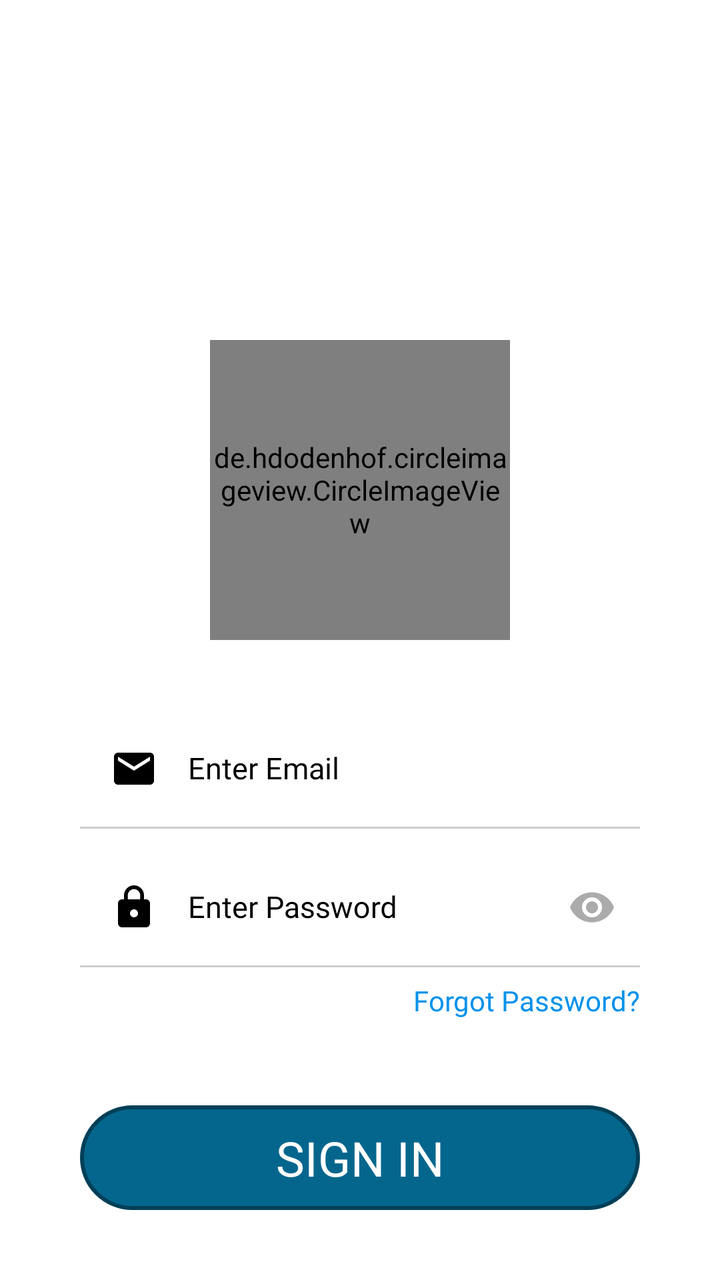
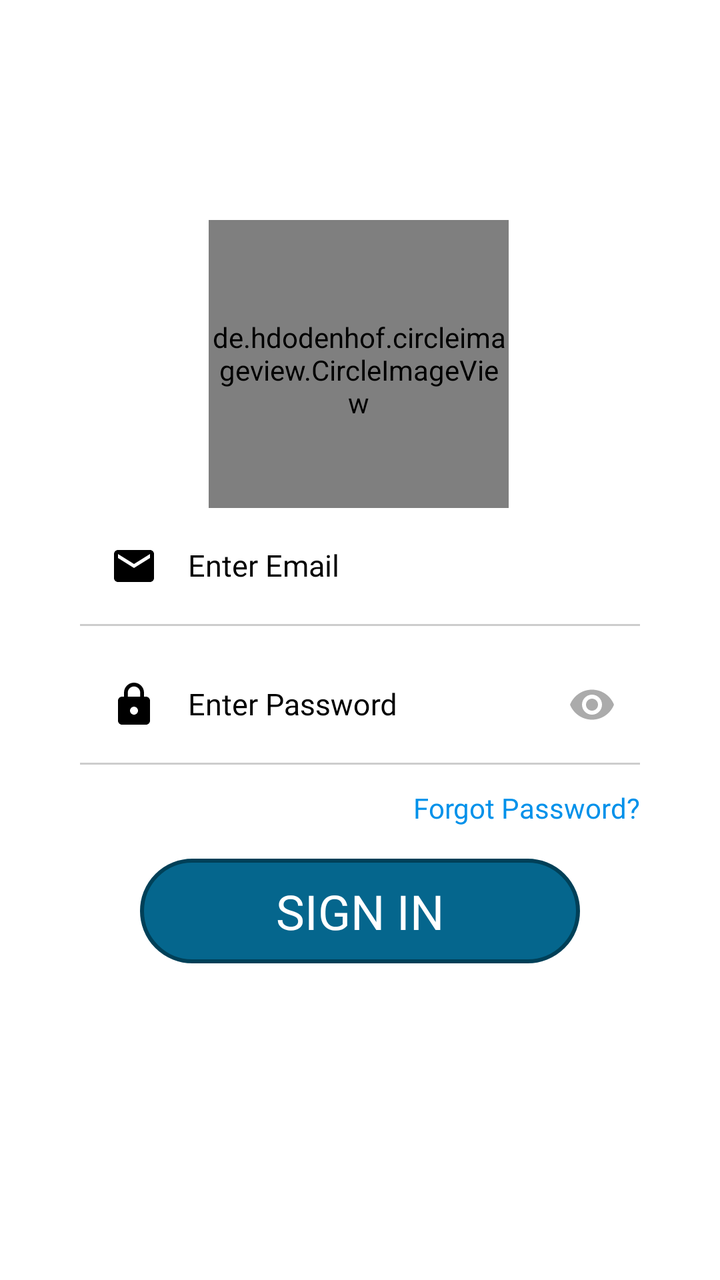

An Android layout rendered at two revisions. The XML below is the earlier revision; the diff shows what the commit changed to produce the second picture.
<!-- AndroidManifest.xml: application theme Theme.Hostelvault -->
<!-- res/layout/activity_login.xml -->
<?xml version="1.0" encoding="utf-8"?>
<androidx.constraintlayout.widget.ConstraintLayout xmlns:android="http://schemas.android.com/apk/res/android"
    xmlns:app="http://schemas.android.com/apk/res-auto"
    xmlns:tools="http://schemas.android.com/tools"
    android:id="@+id/main"
    android:layout_width="match_parent"
    android:layout_height="match_parent"
    android:background="#FFFFFF"
    android:gravity="bottom"
    android:orientation="vertical"
    android:padding="20dp"
    tools:context=".loginActivity">

    
    
    
    
    
    
    

    <de.hdodenhof.circleimageview.CircleImageView
        android:id="@+id/profile_image"
        android:layout_width="150dp"
        android:layout_height="150dp"
        android:layout_marginTop="150dp"
        android:src="@drawable/picsart"
        app:civ_border_color="#FF000000"
        app:civ_border_width="2dp"
        app:layout_constraintEnd_toEndOf="parent"
        app:layout_constraintHorizontal_bias="0.5"
        app:layout_constraintStart_toStartOf="parent"
        app:layout_constraintTop_toTopOf="parent" />

    

    <LinearLayout
        android:id="@+id/linearLayout2"
        android:layout_width="match_parent"
        android:layout_height="wrap_content"
        android:layout_marginTop="10dp"
        android:gravity="start"
        android:orientation="vertical"
        android:padding="20dp"
        app:layout_constraintEnd_toEndOf="parent"
        app:layout_constraintHorizontal_bias="0.0"
        app:layout_constraintStart_toStartOf="parent"
        app:layout_constraintTop_toBottomOf="@+id/profile_image">

        
        
        
        
        
        
        
        
        

        

        
        
        
        
        
        
        
        
        
        
        
        

        


        <com.google.android.material.textfield.TextInputLayout
            style="@style/black"
            android:layout_width="match_parent"
            android:layout_height="wrap_content"
            android:textColorHint="@color/black"
            app:endIconMode="clear_text">

            <com.google.android.material.textfield.TextInputEditText
                android:id="@+id/loginEt_email"
                style="@style/black"
                android:layout_width="match_parent"
                android:layout_height="match_parent"
                android:autofillHints="emailAddress"
                android:background="@drawable/edittextbg"
                android:drawableStart="@drawable/baseline_email_24"
                android:drawablePadding="15dp"
                android:fontFamily="@font/poppins"
                android:hint="@string/enter_email"
                android:includeFontPadding="true"
                android:inputType="text"
                android:paddingStart="15dp"
                android:textColor="@color/black"
                android:textColorHint="@color/grey"
                android:textSize="15sp"
                tools:ignore="RtlSymmetry">

            </com.google.android.material.textfield.TextInputEditText>

        </com.google.android.material.textfield.TextInputLayout>


        
        
        
        
        
        
        
        
        
        
        
        

        

        <View
            android:id="@+id/divid1"
            android:layout_width="match_parent"
            android:layout_height="1dp"
            android:background="#505F5F5F" />

        <com.google.android.material.textfield.TextInputLayout
            style="@style/black"
            android:layout_width="match_parent"
            android:layout_height="wrap_content"
            android:layout_marginTop="5dp"
            android:textColorHint="@color/black"
            app:passwordToggleEnabled="true"
            app:passwordToggleTint="#ABABAB">

            <com.google.android.material.textfield.TextInputEditText
                android:id="@+id/loginET_pwd"
                style="@style/black"
                android:layout_width="match_parent"
                android:layout_height="match_parent"
                android:autofillHints="password"
                android:background="@drawable/edittextbg"
                android:drawableStart="@drawable/baseline_lock_24"
                android:drawablePadding="15dp"
                android:fontFamily="@font/poppins"
                android:hint="@string/enter_password"
                android:includeFontPadding="true"
                android:inputType="textPassword"
                android:paddingStart="15dp"
                android:textColor="@color/black"
                android:textColorHint="@color/grey"
                android:textSize="15sp"
                tools:ignore="RtlSymmetry">

            </com.google.android.material.textfield.TextInputEditText>

        </com.google.android.material.textfield.TextInputLayout>

        <View
            android:id="@+id/divid2"
            android:layout_width="match_parent"
            android:layout_height="1dp"
            android:background="#505F5F5F" />

        <androidx.constraintlayout.widget.ConstraintLayout
            android:layout_width="match_parent"
            android:layout_height="wrap_content"
            android:layout_gravity="center"
            android:orientation="horizontal">

            
            
            
            
            
            
            
            
            
            
            

            

            
            
            
            
            
            
            
            
            
            
            
            
            
            
            
            
            
            
            
            
            

            

            <TextView
                android:id="@+id/forgotpwd"
                android:layout_width="wrap_content"
                android:layout_height="25dp"
                android:layout_marginTop="7dp"
                android:layout_marginBottom="7dp"
                android:autoSizeMaxTextSize="28sp"
                android:autoSizeMinTextSize="12sp"
                android:autoSizeStepGranularity="1sp"
                android:autoSizeTextType="uniform"
                android:fontFamily="@font/poppins"
                android:text="@string/forgot_password"
                android:textColor="@color/blue"
                android:textFontWeight="500"
                android:textScaleX="1"
                app:layout_constraintBottom_toBottomOf="parent"
                app:layout_constraintEnd_toEndOf="parent"
                app:layout_constraintHorizontal_bias="1.0"
                app:layout_constraintStart_toStartOf="parent"
                app:layout_constraintTop_toTopOf="parent">

            </TextView>


        </androidx.constraintlayout.widget.ConstraintLayout>


        <com.google.android.material.button.MaterialButton
            android:id="@+id/button"
            style="@style/Theme.Hostelvault"
            android:layout_width="match_parent"
            android:layout_height="wrap_content"
            android:layout_gravity="center"
            android:layout_marginTop="30dp"
            android:layout_marginBottom="10dp"
            android:autoSizeMaxTextSize="28sp"
            android:autoSizeMinTextSize="12sp"
            android:autoSizeStepGranularity="1sp"
            android:autoSizeTextType="uniform"
            android:background="@drawable/btn_bg"
            android:fontFamily="@font/poppins_semibold"
            android:gravity="center"
            android:text="@string/sign_in"
            android:textAllCaps="true"
            android:textColor="@color/white"
            android:textSize="24sp">

        </com.google.android.material.button.MaterialButton>


        
        
        
        
        
        

        
        
        
        
        
        
        

        

        
        
        
        
        
        
        
        
        

        


        

    </LinearLayout>


</androidx.constraintlayout.widget.ConstraintLayout>
<!-- resources referenced by this layout -->
<resources>
  <color name="black">#FF000000</color>
  <color name="blue">#0091EA</color>
  <color name="grey">#3A393D</color>
  <color name="white">#FFFFFFFF</color>
  <!-- drawable baseline_email_24 (drawable) -->
  <vector xmlns:android="http://schemas.android.com/apk/res/android" android:height="24dp" android:tint="@color/black" android:viewportHeight="24" android:viewportWidth="24" android:width="24dp">
        
      <path android:fillColor="@android:color/white" android:pathData="M20,4L4,4c-1.1,0 -1.99,0.9 -1.99,2L2,18c0,1.1 0.9,2 2,2h16c1.1,0 2,-0.9 2,-2L22,6c0,-1.1 -0.9,-2 -2,-2zM20,8l-8,5 -8,-5L4,6l8,5 8,-5v2z"/>
      
  </vector>
  <!-- drawable baseline_lock_24 (drawable) -->
  <vector xmlns:android="http://schemas.android.com/apk/res/android" android:height="24dp" android:tint="#000000" android:viewportHeight="24" android:viewportWidth="24" android:width="24dp">
        
      <path android:fillColor="@android:color/white" android:pathData="M18,8h-1L17,6c0,-2.76 -2.24,-5 -5,-5S7,3.24 7,6v2L6,8c-1.1,0 -2,0.9 -2,2v10c0,1.1 0.9,2 2,2h12c1.1,0 2,-0.9 2,-2L20,10c0,-1.1 -0.9,-2 -2,-2zM12,17c-1.1,0 -2,-0.9 -2,-2s0.9,-2 2,-2 2,0.9 2,2 -0.9,2 -2,2zM15.1,8L8.9,8L8.9,6c0,-1.71 1.39,-3.1 3.1,-3.1 1.71,0 3.1,1.39 3.1,3.1v2z"/>
      
  </vector>
  <!-- drawable btn_bg (drawable) -->
  <?xml version="1.0" encoding="utf-8"?>
  <shape xmlns:android="http://schemas.android.com/apk/res/android" android:shape="rectangle">
      <stroke
          android:color="#004058"
          android:width="2dp">
      </stroke>
      <corners
          android:radius="300dp">
      </corners>
      <solid
          android:color="@color/dark_teal">
      </solid>
  </shape>
  <!-- drawable edittextbg (drawable) -->
  <?xml version="1.0" encoding="utf-8"?>
  <layer-list xmlns:android="http://schemas.android.com/apk/res/android"
      android:shape="rectangle">
      <item>
          <shape >
              <corners
                  android:radius="24dp">
  
              </corners>
              <solid
                  android:color="@color/white">
              </solid>
          </shape>
      </item>
  </layer-list>
  <!-- drawable picsart: jpeg bitmap (drawable, 166505 bytes) -->
  <string name="enter_email">Enter Email</string>
  <string name="enter_password">Enter Password</string>
  <string name="forgot_password">Forgot Password?</string>
  <string name="sign_in">Sign In</string>
  <style name="Theme.Hostelvault" parent="Theme.Material3.DayNight.NoActionBar">
  
          <item name="android:statusBarColor">@color/bg_color</item>
          <item name="colorPrimary">@color/black</item>
          <item name="colorPrimaryVariant">@color/transparent</item>
          <item name="backgroundTint">@null</item>
          <item name="strokeColor">@null</item>
  
      </style>
  <style name="black" parent="Theme.Material3.DayNight.NoActionBar">
  
          <item name="android:statusBarColor">@color/bg_color</item>
          <item name="colorPrimary">@color/black</item>
          <item name="colorPrimaryVariant">@color/black</item>
          <item name="backgroundTint">@null</item>
          <item name="strokeColor">@null</item>
  
      </style>
  <color name="dark_teal">#05668D</color>
  <color name="bg_color">#1A1A24</color>
  <color name="transparent">#004F4FA5</color>
</resources>

<!-- the commit's change to res/layout/activity_login.xml (unified diff, before → after) -->
@@ -19,29 +19,31 @@
     
     
 
+    
+
     <de.hdodenhof.circleimageview.CircleImageView
         android:id="@+id/profile_image"
         android:layout_width="150dp"
         android:layout_height="150dp"
-        android:layout_marginTop="150dp"
+        android:layout_marginTop="90dp"
         android:src="@drawable/picsart"
         app:civ_border_color="#FF000000"
         app:civ_border_width="2dp"
         app:layout_constraintEnd_toEndOf="parent"
-        app:layout_constraintHorizontal_bias="0.5"
+        app:layout_constraintHorizontal_bias="0.497"
         app:layout_constraintStart_toStartOf="parent"
         app:layout_constraintTop_toTopOf="parent" />
-
-    
 
     <LinearLayout
         android:id="@+id/linearLayout2"
         android:layout_width="match_parent"
         android:layout_height="wrap_content"
         android:layout_marginTop="10dp"
+        android:layout_marginBottom="150dp"
         android:gravity="start"
         android:orientation="vertical"
         android:padding="20dp"
+        app:layout_constraintBottom_toBottomOf="parent"
         app:layout_constraintEnd_toEndOf="parent"
         app:layout_constraintHorizontal_bias="0.0"
         app:layout_constraintStart_toStartOf="parent"
@@ -213,8 +215,7 @@
                 android:id="@+id/forgotpwd"
                 android:layout_width="wrap_content"
                 android:layout_height="25dp"
-                android:layout_marginTop="7dp"
-                android:layout_marginBottom="7dp"
+                android:layout_marginTop="12dp"
                 android:autoSizeMaxTextSize="28sp"
                 android:autoSizeMinTextSize="12sp"
                 android:autoSizeStepGranularity="1sp"
@@ -242,7 +243,9 @@
             android:layout_width="match_parent"
             android:layout_height="wrap_content"
             android:layout_gravity="center"
-            android:layout_marginTop="30dp"
+            android:layout_marginStart="30dp"
+            android:layout_marginTop="10dp"
+            android:layout_marginEnd="30dp"
             android:layout_marginBottom="10dp"
             android:autoSizeMaxTextSize="28sp"
             android:autoSizeMinTextSize="12sp"
